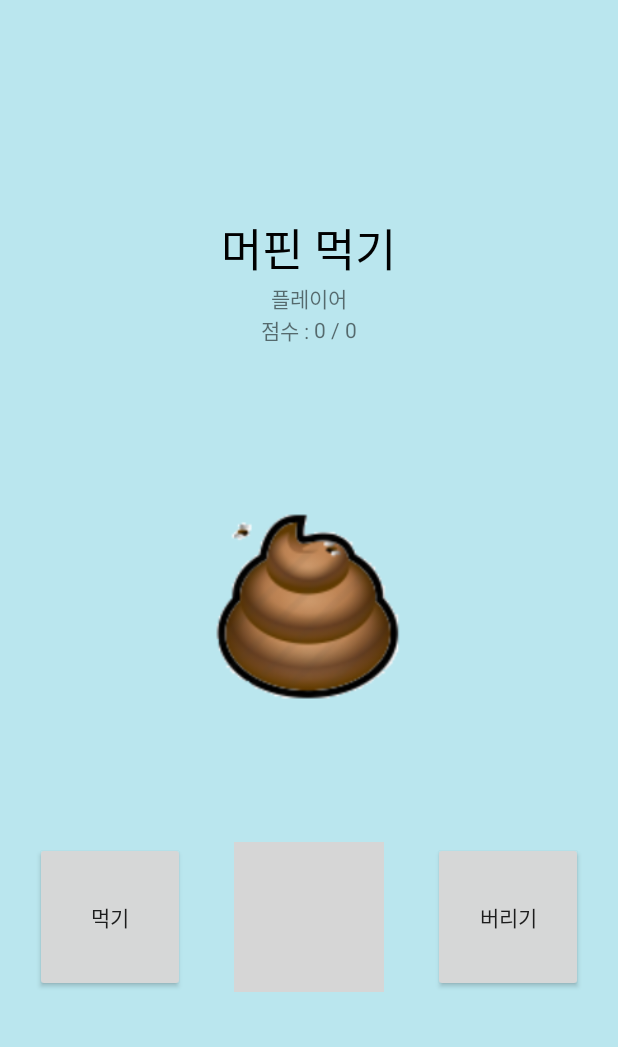
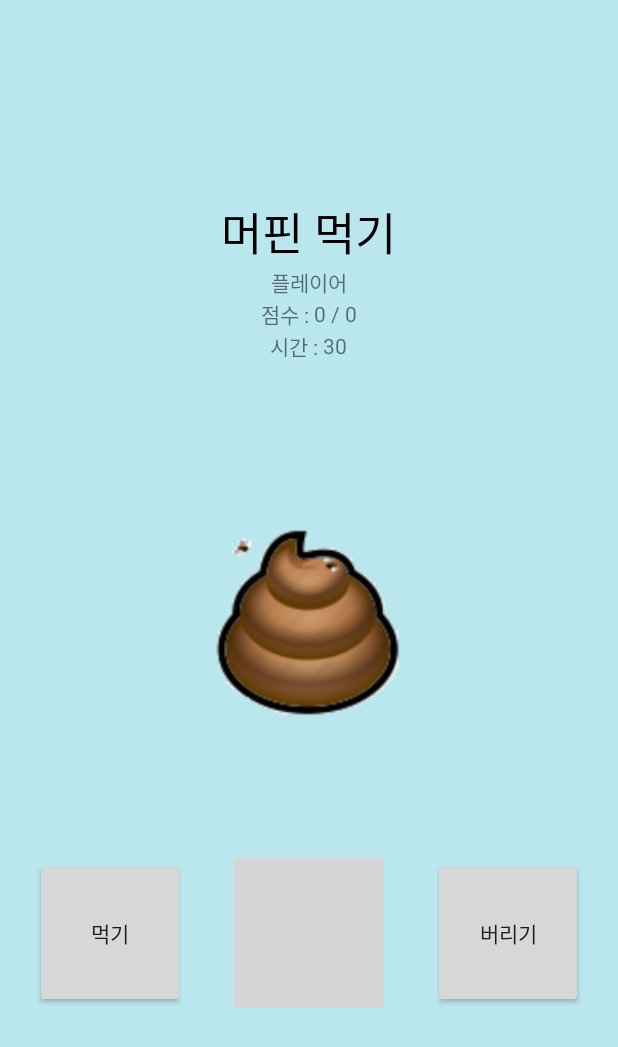
Before and after one commit to JuHyeon-Lee/MiniGame, an Android app: the layout layout_muffin.xml on its own in the app's theme, with its tools: preview values and no code run, on a phone screen of 412 x 824 dp. Shown: the top 1047 px of the screen. Run offline under Robolectric (Android 15) with nearby library versions, the phone set to English and light mode, and no system bars; grey boxes are pictures that could not be loaded.

Commit message:
Finish timer in muffin

```diff
--- a/app/src/main/res/layout/layout_muffin.xml
+++ b/app/src/main/res/layout/layout_muffin.xml
@@ -60,9 +60,29 @@
                 android:layout_width="wrap_content"
                 android:layout_height="wrap_content"
                 android:id="@+id/highscore_in_muffin" />
+
         </TableRow>
 
     </TableLayout>
+
+    <TableRow
+        android:layout_width="match_parent"
+        android:layout_height="wrap_content"
+        android:gravity="center">
+
+        <TextView
+            android:text="시간 : "
+            android:layout_width="wrap_content"
+            android:layout_height="wrap_content"
+            android:id="@+id/textView30" />
+
+        <TextView
+            android:text="30"
+            android:layout_width="wrap_content"
+            android:layout_height="wrap_content"
+            android:layout_span="3"
+            android:id="@+id/time_muffin" />
+    </TableRow>
 
     <TextView
         android:layout_width="match_parent"
```
Also changed, not shown: app/src/main/java/com/example/minigame/Muffin.java (+183 -1 lines).
